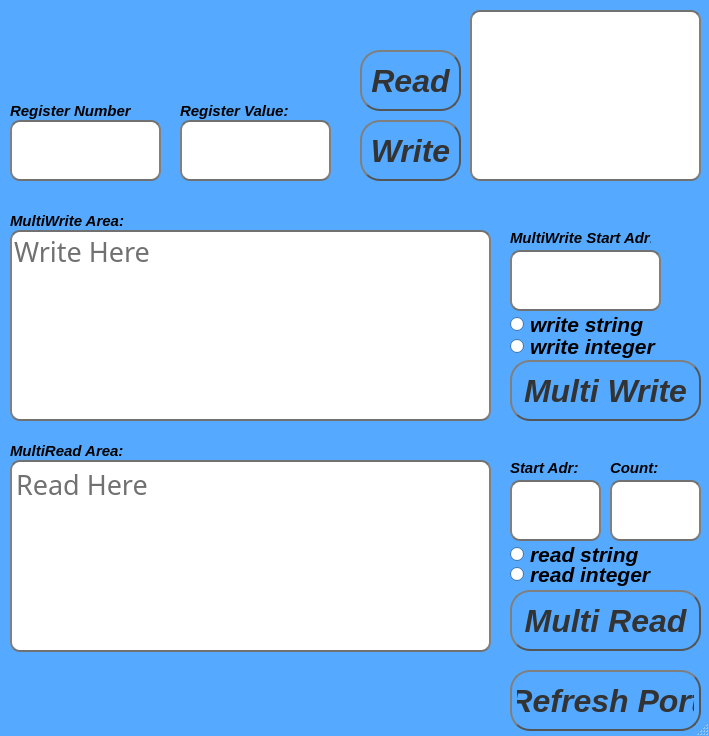
Above: design.ui from erenakyol09/modbus_rtu_programming before the change. Below: the same form after it.
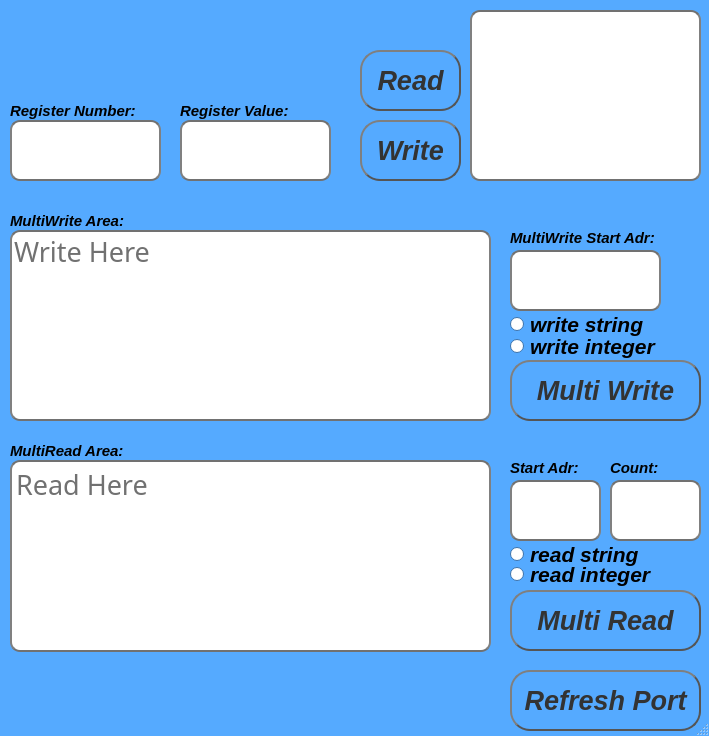
That is the form after the change.

Commit message: windows için uygun hale getirildi.

Patch:
```diff
--- a/design.ui
+++ b/design.ui
@@ -475,7 +475,7 @@
    </property>
    <property name="font">
     <font>
-     <pointsize>24</pointsize>
+     <pointsize>20</pointsize>
      <weight>75</weight>
      <italic>true</italic>
      <bold>true</bold>
@@ -590,7 +590,7 @@
    </property>
    <property name="font">
     <font>
-     <pointsize>24</pointsize>
+     <pointsize>20</pointsize>
      <weight>75</weight>
      <italic>true</italic>
      <bold>true</bold>
@@ -684,7 +684,7 @@
     <rect>
      <x>180</x>
      <y>100</y>
-     <width>121</width>
+     <width>151</width>
      <height>21</height>
     </rect>
    </property>
@@ -705,7 +705,7 @@
     <rect>
      <x>10</x>
      <y>100</y>
-     <width>121</width>
+     <width>151</width>
      <height>21</height>
     </rect>
    </property>
@@ -767,7 +767,7 @@
    </property>
    <property name="font">
     <font>
-     <pointsize>24</pointsize>
+     <pointsize>20</pointsize>
      <weight>75</weight>
      <italic>true</italic>
      <bold>true</bold>
@@ -834,7 +834,7 @@
     <rect>
      <x>510</x>
      <y>230</y>
-     <width>141</width>
+     <width>191</width>
      <height>16</height>
     </rect>
    </property>
@@ -1342,7 +1342,7 @@
     <rect>
      <x>510</x>
      <y>310</y>
-     <width>151</width>
+     <width>201</width>
      <height>28</height>
     </rect>
    </property>
@@ -1366,7 +1366,7 @@
     <rect>
      <x>510</x>
      <y>332</y>
-     <width>151</width>
+     <width>201</width>
      <height>28</height>
     </rect>
    </property>
@@ -1396,7 +1396,7 @@
    </property>
    <property name="font">
     <font>
-     <pointsize>24</pointsize>
+     <pointsize>20</pointsize>
      <weight>75</weight>
      <italic>true</italic>
      <bold>true</bold>
@@ -1439,7 +1439,7 @@
     <rect>
      <x>10</x>
      <y>210</y>
-     <width>121</width>
+     <width>471</width>
      <height>21</height>
     </rect>
    </property>
@@ -1460,7 +1460,7 @@
     <rect>
      <x>510</x>
      <y>540</y>
-     <width>151</width>
+     <width>201</width>
      <height>28</height>
     </rect>
    </property>
@@ -1484,7 +1484,7 @@
     <rect>
      <x>510</x>
      <y>560</y>
-     <width>151</width>
+     <width>201</width>
      <height>28</height>
     </rect>
    </property>
@@ -1514,7 +1514,7 @@
    </property>
    <property name="font">
     <font>
-     <pointsize>24</pointsize>
+     <pointsize>20</pointsize>
      <weight>75</weight>
      <italic>true</italic>
      <bold>true</bold>
@@ -1557,7 +1557,7 @@
     <rect>
      <x>10</x>
      <y>440</y>
-     <width>131</width>
+     <width>471</width>
      <height>21</height>
     </rect>
    </property>
@@ -1602,7 +1602,7 @@
     <rect>
      <x>510</x>
      <y>460</y>
-     <width>81</width>
+     <width>101</width>
      <height>16</height>
     </rect>
    </property>
@@ -1647,7 +1647,7 @@
     <rect>
      <x>610</x>
      <y>460</y>
-     <width>81</width>
+     <width>101</width>
      <height>16</height>
     </rect>
    </property>
@@ -1696,7 +1696,7 @@
     <rect>
      <x>10</x>
      <y>0</y>
-     <width>171</width>
+     <width>251</width>
      <height>21</height>
     </rect>
    </property>
```
